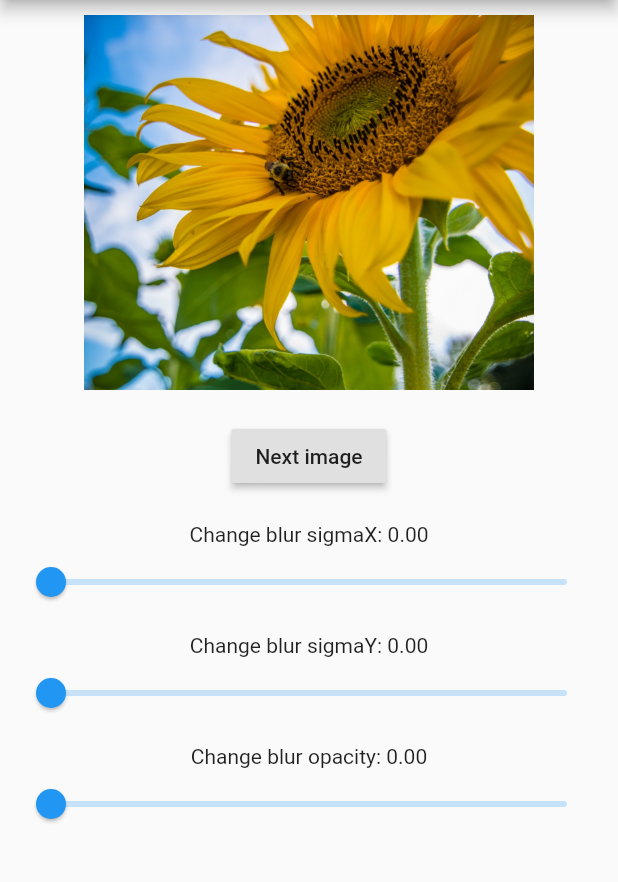
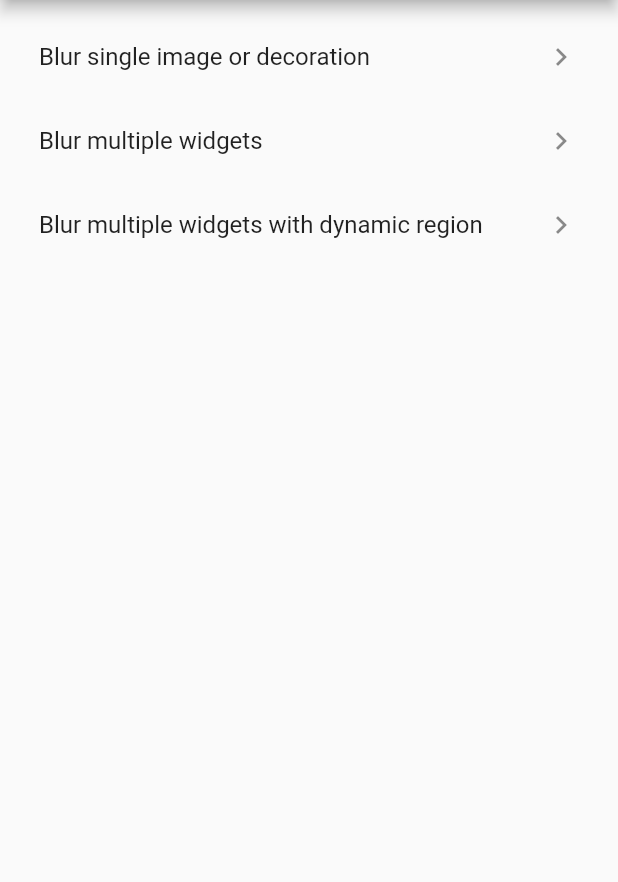
Before and after one commit to fluttervn/flutter_blur_demo, a Flutter app: the screen it shows after launch, on a phone screen of 412 x 824 dp, the part 84-966 px from its top. Run offline on Flutter 3.47's test engine with Material 2 defaults, Android fonts, the phone set to English and light mode, and no system bars.

Commit message:
Create 3 separated samples

```diff
--- a/lib/main.dart
+++ b/lib/main.dart
@@ -1,7 +1,8 @@
-import 'dart:ui';
+import 'package:flutter/material.dart';
 
-import 'package:flutter/material.dart';
-import 'package:flutter/painting.dart';
+import 'blur_multiple_widgets.dart';
+import 'blur_multiple_with_dynamic_region.dart';
+import 'blur_single_image.dart';
 
 void main() => runApp(MyApp());
 
@@ -19,98 +20,42 @@ class MyApp extends StatelessWidget {
   }
 }
 
-class MyHomePage extends StatefulWidget {
-  MyHomePage({Key key}) : super(key: key);
+/// List of <screen name, widget name>
+final Map<String, Widget> mapScreens = {
+  'Blur single image or decoration': BlurSingleImagePage(),
+  'Blur multiple widgets': BlurMultipleWidgetsPage(),
+  'Blur multiple widgets with dynamic region': BlurMultipleDynamicRegionPage(),
+};
 
-  @override
-  _MyHomePageState createState() => _MyHomePageState();
-}
-
-class _MyHomePageState extends State<MyHomePage> {
-  int _imageIndex = 0;
-  double _sigmaX = 0.0;
-  double _sigmaY = 0.0;
-  double _opacity = 0.0;
-  final images = ["background1.jpg", "background2.jpg", "background3.jpg"];
-
+class MyHomePage extends StatelessWidget {
   @override
   Widget build(BuildContext context) {
-    print('rebuild with sigmaX=$_sigmaX, sigmaY=$_sigmaY, opacity=$_opacity');
     return Scaffold(
       appBar: AppBar(
         title: Text('Flutter blur demo'),
       ),
-      body: Padding(
-        padding: const EdgeInsets.all(10),
-        child: Column(
-          children: <Widget>[
-            Stack(
-              children: <Widget>[
-                Image.asset(
-                  'assets/images/${images[_imageIndex]}',
-                  width: 300,
-                  height: 250,
-                  fit: BoxFit.cover,
-                ),
-                BackdropFilter(
-                  filter: ImageFilter.blur(sigmaX: _sigmaX, sigmaY: _sigmaY),
-                  child: Container(
-                    width: 300,
-                    height: 250,
-                    color: Colors.black.withOpacity(_opacity),
-                  ),
-                )
-              ],
-            ),
-            SizedBox(height: 20),
-            RaisedButton(
-              child: Text('Next image'),
-              onPressed: () {
-                setState(() {
-                  _imageIndex = (_imageIndex + 1) % images.length;
-                });
-              },
-            ),
-            SizedBox(height: 20),
-            Text('Change blur sigmaX: ${_sigmaX.toStringAsFixed(2)}'),
-            Slider(
-              min: 0,
-              max: 10,
-              value: _sigmaX,
-              label: '$_sigmaX',
-              onChanged: (value) {
-                setState(() {
-                  _sigmaX = value;
-                });
-              },
-            ),
-            SizedBox(height: 10),
-            Text('Change blur sigmaY: ${_sigmaY.toStringAsFixed(2)}'),
-            Slider(
-              min: 0,
-              max: 10,
-              value: _sigmaY,
-              onChanged: (value) {
-                setState(() {
-                  _sigmaY = value;
-                });
-              },
-            ),
-            SizedBox(height: 10),
-            Text('Change blur opacity: ${_opacity.toStringAsFixed(2)}'),
-            Slider(
-              min: 0,
-              max: 1,
-              value: _opacity,
-              onChanged: (value) {
-                setState(() {
-                  _opacity = value;
-                });
-              },
-            ),
-          ],
-        ),
+      body: ListView.builder(
+        itemCount: mapScreens.length,
+        itemBuilder: (BuildContext context, int index) {
+          final title = mapScreens.keys.elementAt(index);
+          return ListTile(
+            title: Text(title, style: TextStyle(fontSize: 16)),
+            trailing: Icon(Icons.navigate_next),
+            onTap: () {
+              _gotoScreen(context, mapScreens[title]);
+            },
+          );
+        },
+        padding: EdgeInsets.all(10),
       ),
     );
   }
+
+  /// Go to destination screen (widget)
+  _gotoScreen(BuildContext context, Widget screen) {
+    Navigator.push(
+      context,
+      MaterialPageRoute<Widget>(builder: (context) => screen),
+    );
+  }
 }
--- a/pubspec.yaml
+++ b/pubspec.yaml
@@ -14,7 +14,7 @@ description: How to blur an image&#x2F;widget in Flutter using ImageFilter
 version: 1.0.0+1
 
 environment:
-  sdk: ">=2.1.0 <3.0.0"
+  sdk: ">=2.2.2 <3.0.0"
 
 dependencies:
   flutter:
```
Also changed, not shown: lib/blur_multiple_widgets.dart (added, +114 -0 lines), lib/blur_multiple_with_dynamic_region.dart (added, +195 -0 lines), lib/blur_single_image.dart (added, +114 -0 lines).
